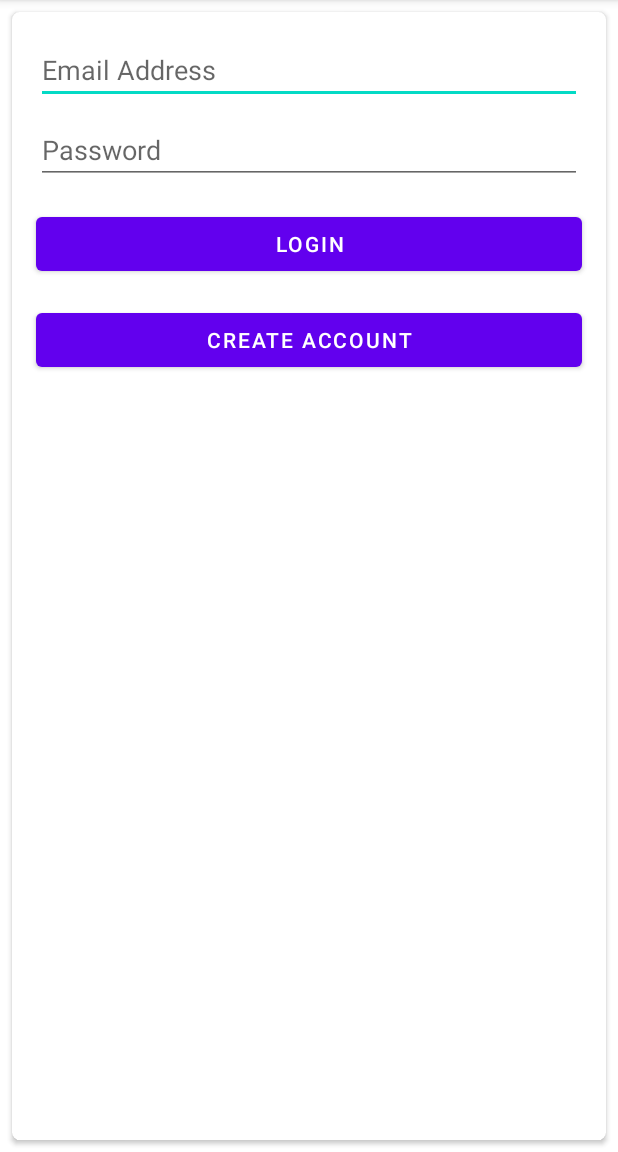
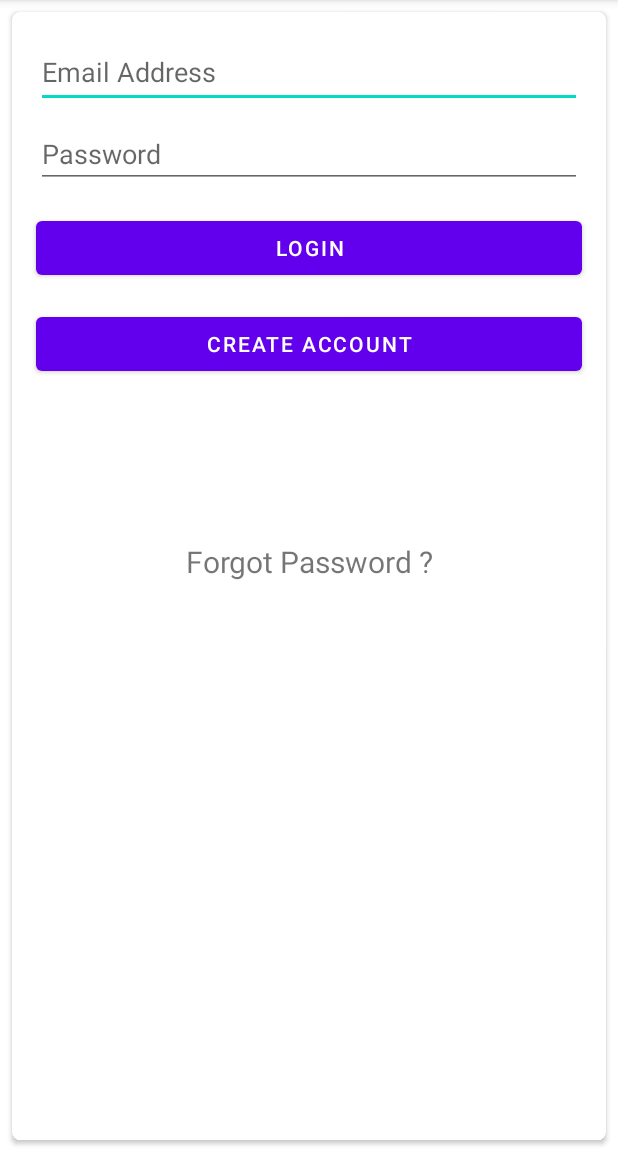
Before and after one commit to mdyousufh/TIMS, an Android app: the screen it shows after launch (Login), on a phone screen of 412 x 824 dp, the part 84-1236 px from its top. Run offline under Robolectric (Android 15) with nearby library versions, the phone set to English and light mode, and no system bars; our stand-ins replace Firebase (no records; nobody signed in at launch, a user with empty details on screens opened directly).

Commit message:
some bug and forgot pass section updated

```diff
--- a/app/build.gradle
+++ b/app/build.gradle
@@ -41,4 +41,5 @@ dependencies {
     testImplementation 'junit:junit:4.+'
     androidTestImplementation 'androidx.test.ext:junit:1.1.2'
     androidTestImplementation 'androidx.test.espresso:espresso-core:3.3.0'
+    implementation 'com.google.android.material:material:1.0.0'
 }
--- a/app/src/main/res/layout/login.xml
+++ b/app/src/main/res/layout/login.xml
@@ -32,7 +32,9 @@
                 android:layout_marginEnd="16dp"
                 android:ems="10"
                 android:hint="@string/hint_email"
+                android:importantForAutofill="no"
                 android:inputType="textEmailAddress"
+                android:minHeight="48dp"
                 android:visibility="visible"
                 app:layout_constraintEnd_toEndOf="parent"
                 app:layout_constraintStart_toStartOf="parent"
@@ -47,6 +49,7 @@
                 android:layout_marginEnd="16dp"
                 android:ems="10"
                 android:hint="@string/hint_password"
+                android:importantForAutofill="no"
                 android:inputType="textPassword"
                 app:layout_constraintEnd_toEndOf="parent"
                 app:layout_constraintStart_toStartOf="parent"
@@ -59,7 +62,7 @@
                 android:layout_marginStart="16dp"
                 android:layout_marginTop="16dp"
                 android:layout_marginEnd="16dp"
-                android:text="Login"
+                android:text="@string/login"
                 app:layout_constraintEnd_toEndOf="parent"
                 app:layout_constraintStart_toStartOf="parent"
                 app:layout_constraintTop_toBottomOf="@+id/loginPassword" />
@@ -71,10 +74,26 @@
                 android:layout_marginStart="16dp"
                 android:layout_marginTop="16dp"
                 android:layout_marginEnd="16dp"
-                android:text="Create Account"
+                android:text="@string/create_account"
                 app:layout_constraintEnd_toEndOf="parent"
                 app:layout_constraintStart_toStartOf="parent"
                 app:layout_constraintTop_toBottomOf="@+id/loginBtn" />
+
+            <TextView
+                android:id="@+id/forgotPassword"
+                android:layout_width="wrap_content"
+                android:layout_height="wrap_content"
+                android:layout_marginStart="150dp"
+                android:layout_marginEnd="150dp"
+                android:layout_marginBottom="265dp"
+                android:text="@string/forgot_password"
+                android:textSize="20sp"
+                app:layout_constraintBottom_toBottomOf="parent"
+                app:layout_constraintEnd_toEndOf="parent"
+                app:layout_constraintStart_toStartOf="parent"
+                app:layout_constraintTop_toBottomOf="@+id/gotoRegister" />
+
+
         </androidx.constraintlayout.widget.ConstraintLayout>
     </androidx.cardview.widget.CardView>
 </androidx.constraintlayout.widget.ConstraintLayout>
--- a/app/src/main/res/values/colors.xml
+++ b/app/src/main/res/values/colors.xml
@@ -7,4 +7,5 @@
     <color name="teal_700">#FF018786</color>
     <color name="black">#FF000000</color>
     <color name="white">#FFFFFFFF</color>
+     <color name="green">#00bfa5</color>
 </resources>
--- a/app/src/main/res/values/strings.xml
+++ b/app/src/main/res/values/strings.xml
@@ -3,4 +3,11 @@
     <string name="email_address">Email Address</string>
     <string name="hint_email">Email Address</string>
     <string name="hint_password">Password</string>
+    <string name="logout">logout</string>
+    <string name="button">button</string>
+    <string name="owner_section">Owner Section</string>
+    <string name="tenant_section">Tenant Section</string>
+    <string name="create_account">Create Account</string>
+    <string name="login">Login</string>
+    <string name="forgot_password">Forgot Password ?</string>
 </resources>
--- a/app/src/main/res/values/themes.xml
+++ b/app/src/main/res/values/themes.xml
@@ -1,6 +1,6 @@
 <resources xmlns:tools="http://schemas.android.com/tools">
     <!-- Base application theme. -->
-    <style name="Theme.TIMS_Project" parent="Theme.MaterialComponents.DayNight.DarkActionBar">
+    <style name="Theme.TIMS_Project" parent="Theme.MaterialComponents.Light.DarkActionBar">
         <!-- Primary brand color. -->
         <item name="colorPrimary">@color/purple_500</item>
         <item name="colorPrimaryVariant">@color/purple_700</item>
--- a/build.gradle
+++ b/build.gradle
@@ -5,7 +5,7 @@ buildscript {
         mavenCentral()
     }
     dependencies {
-        classpath "com.android.tools.build:gradle:4.2.1"
+        classpath 'com.android.tools.build:gradle:7.0.0'
         classpath 'com.google.gms:google-services:4.3.3'
 
         // NOTE: Do not place your application dependencies here; they belong
```
Also changed, not shown: app/src/main/java/com/example/tims_project/Login.java (+39 -47 lines), app/src/main/java/com/example/tims_project/Owner_DB.java (+7 -11 lines), app/src/main/java/com/example/tims_project/Register.java (+14 -44 lines), app/src/main/java/com/example/tims_project/Tenant_DB.java (+7 -11 lines), app/src/main/res/layout/activity_owner_db.xml (+13 -5 lines), app/src/main/res/layout/activity_tenant_db.xml (+12 -5 lines), gradle/wrapper/gradle-wrapper.properties.
